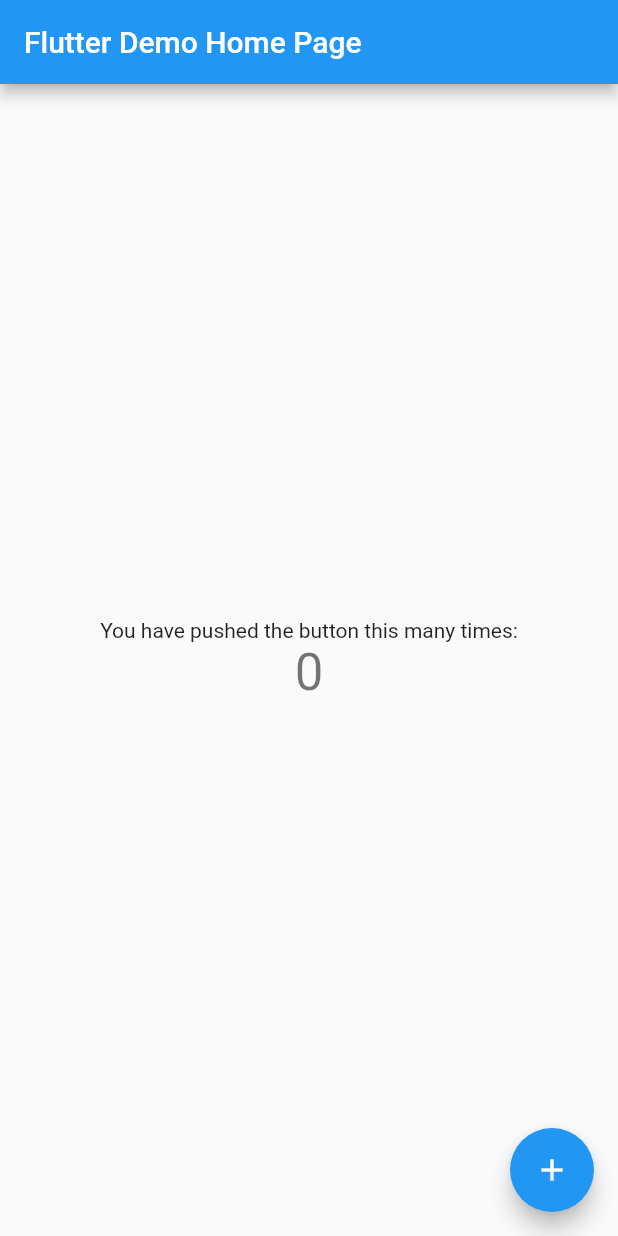
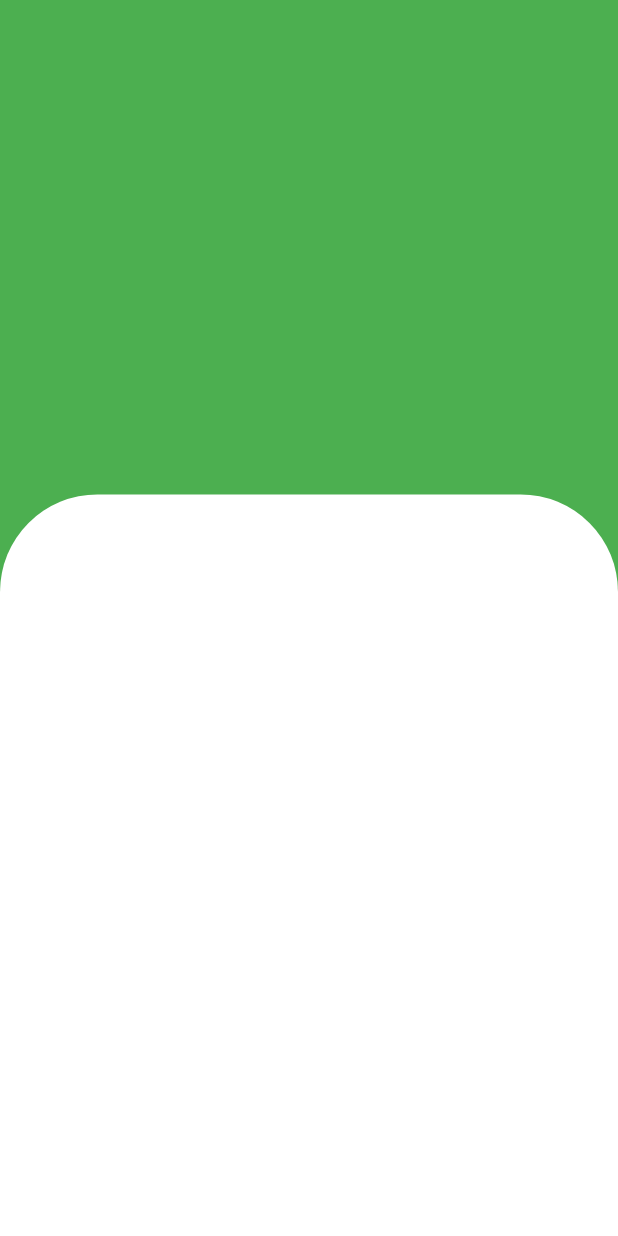
Before and after one commit to CadisRaziel/zero_to_hero_app_financas, a Flutter app: the screen it shows after launch, on a phone screen of 412 x 824 dp. Run offline on Flutter 3.47's test engine with Material 2 defaults, Android fonts, the phone set to English and light mode, and no system bars.

Commit message:
colocando stack e colocando um container com bordar em cima de um container verde

```diff
--- /dev/null
+++ b/lib/core/app_widget.dart
@@ -0,0 +1,17 @@
+import 'package:flutter/material.dart';
+import 'package:zero_to_hero/modules/login/login_page.dart';
+
+class MyApp extends StatelessWidget {
+  // This widget is the root of your application.
+  @override
+  Widget build(BuildContext context) {
+    return MaterialApp(
+      title: 'Finanças app',
+      theme: ThemeData(
+        primarySwatch: Colors.blue,
+      ),
+      debugShowCheckedModeBanner: false,
+      home: LoginPage(),
+    );
+  }
+}
--- a/lib/main.dart
+++ b/lib/main.dart
@@ -1,113 +1,7 @@
 import 'package:flutter/material.dart';
+
+import 'core/app_widget.dart';
 
 void main() {
   runApp(MyApp());
 }
-
-class MyApp extends StatelessWidget {
-  // This widget is the root of your application.
-  @override
-  Widget build(BuildContext context) {
-    return MaterialApp(
-      title: 'Flutter Demo',
-      theme: ThemeData(
-        // This is the theme of your application.
-        //
-        // Try running your application with "flutter run". You'll see the
-        // application has a blue toolbar. Then, without quitting the app, try
-        // changing the primarySwatch below to Colors.green and then invoke
-        // "hot reload" (press "r" in the console where you ran "flutter run",
-        // or simply save your changes to "hot reload" in a Flutter IDE).
-        // Notice that the counter didn't reset back to zero; the application
-        // is not restarted.
-        primarySwatch: Colors.blue,
-      ),
-      home: MyHomePage(title: 'Flutter Demo Home Page'),
-    );
-  }
-}
-
-class MyHomePage extends StatefulWidget {
-  MyHomePage({Key? key, required this.title}) : super(key: key);
-
-  // This widget is the home page of your application. It is stateful, meaning
-  // that it has a State object (defined below) that contains fields that affect
-  // how it looks.
-
-  // This class is the configuration for the state. It holds the values (in this
-  // case the title) provided by the parent (in this case the App widget) and
-  // used by the build method of the State. Fields in a Widget subclass are
-  // always marked "final".
-
-  final String title;
-
-  @override
-  _MyHomePageState createState() => _MyHomePageState();
-}
-
-class _MyHomePageState extends State<MyHomePage> {
-  int _counter = 0;
-
-  void _incrementCounter() {
-    setState(() {
-      // This call to setState tells the Flutter framework that something has
-      // changed in this State, which causes it to rerun the build method below
-      // so that the display can reflect the updated values. If we changed
-      // _counter without calling setState(), then the build method would not be
-      // called again, and so nothing would appear to happen.
-      _counter++;
-    });
-  }
-
-  @override
-  Widget build(BuildContext context) {
-    // This method is rerun every time setState is called, for instance as done
-    // by the _incrementCounter method above.
-    //
-    // The Flutter framework has been optimized to make rerunning build methods
-    // fast, so that you can just rebuild anything that needs updating rather
-    // than having to individually change instances of widgets.
-    return Scaffold(
-      appBar: AppBar(
-        // Here we take the value from the MyHomePage object that was created by
-        // the App.build method, and use it to set our appbar title.
-        title: Text(widget.title),
-      ),
-      body: Center(
-        // Center is a layout widget. It takes a single child and positions it
-        // in the middle of the parent.
-        child: Column(
-          // Column is also a layout widget. It takes a list of children and
-          // arranges them vertically. By default, it sizes itself to fit its
-          // children horizontally, and tries to be as tall as its parent.
-          //
-          // Invoke "debug painting" (press "p" in the console, choose the
-          // "Toggle Debug Paint" action from the Flutter Inspector in Android
-          // Studio, or the "Toggle Debug Paint" command in Visual Studio Code)
-          // to see the wireframe for each widget.
-          //
-          // Column has various properties to control how it sizes itself and
-          // how it positions its children. Here we use mainAxisAlignment to
-          // center the children vertically; the main axis here is the vertical
-          // axis because Columns are vertical (the cross axis would be
-          // horizontal).
-          mainAxisAlignment: MainAxisAlignment.center,
-          children: <Widget>[
-            Text(
-              'You have pushed the button this many times:',
-            ),
-            Text(
-              '$_counter',
-              style: Theme.of(context).textTheme.headline4,
-            ),
-          ],
-        ),
-      ),
-      floatingActionButton: FloatingActionButton(
-        onPressed: _incrementCounter,
-        tooltip: 'Increment',
-        child: Icon(Icons.add),
-      ), // This trailing comma makes auto-formatting nicer for build methods.
-    );
-  }
-}
--- /dev/null
+++ b/lib/modules/login/login_page.dart
@@ -0,0 +1,38 @@
+import 'package:flutter/material.dart';
+
+class LoginPage extends StatefulWidget {
+  const LoginPage({Key? key}) : super(key: key);
+
+  @override
+  _LoginPageState createState() => _LoginPageState();
+}
+
+class _LoginPageState extends State<LoginPage> {
+  @override
+  Widget build(BuildContext context) {
+    final size = MediaQuery.of(context).size;
+    return Scaffold(
+      body: Stack(
+        children: [
+          Container(
+            width: size.width,
+            height: size.height,
+            color: Colors.green,
+          ),
+          Align(
+            alignment: Alignment.bottomCenter,
+            child: Container(
+              width: size.width,
+              height: size.height * 0.6,
+              decoration: BoxDecoration(
+                  color: Colors.white,
+                  borderRadius: BorderRadius.only(
+                      topLeft: Radius.circular(65),
+                      topRight: Radius.circular(65))),
+            ),
+          )
+        ],
+      ),
+    );
+  }
+}
```
Also changed, not shown: 1 other file.
